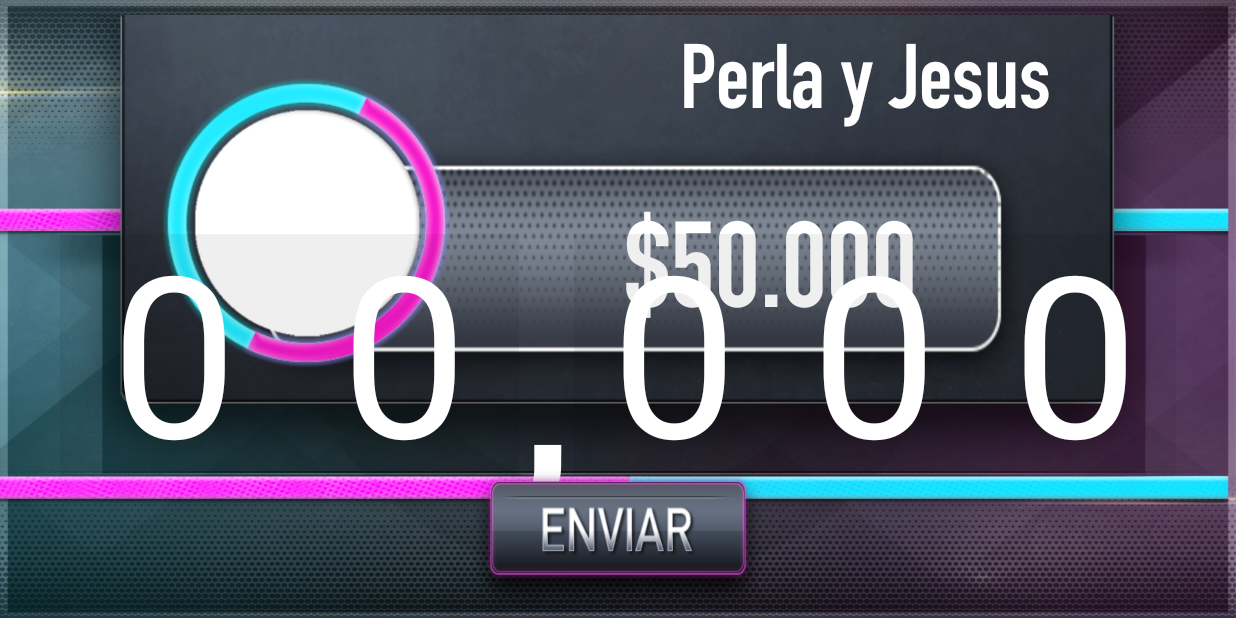
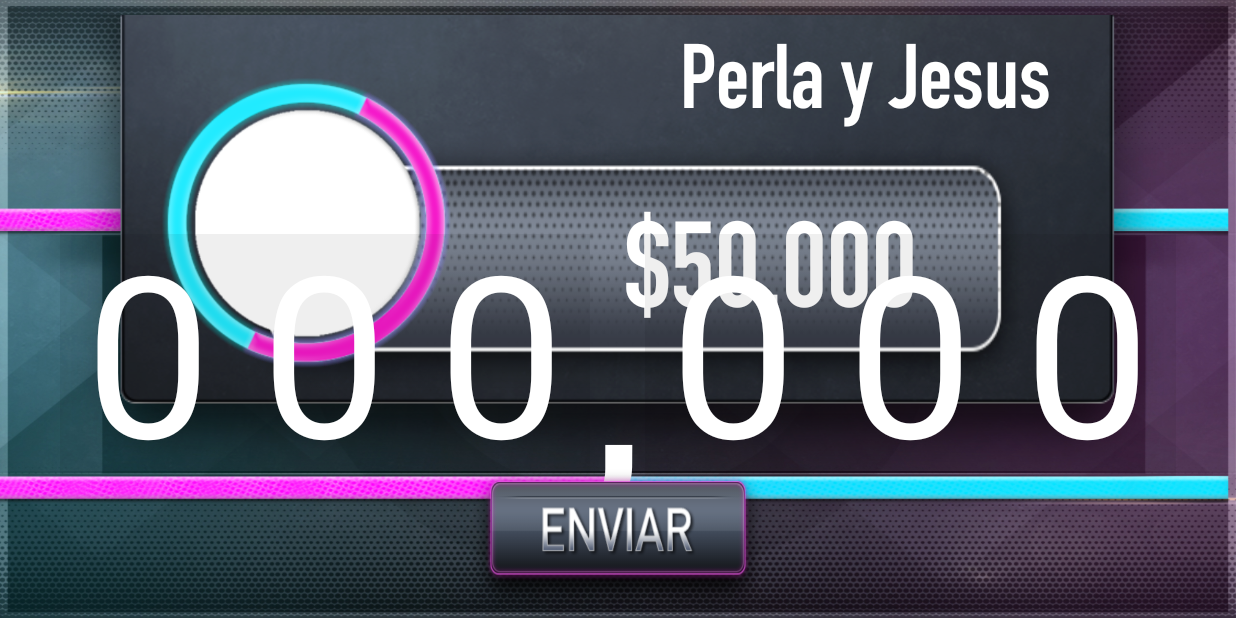
Before and after one commit to jaimelombanag/TabletConcurso, an Android app: the MainActivity screen opened directly, with no data from a screen before it, on a phone screen of 824 x 412 dp (held sideways). Run offline under Robolectric (Android 15) with nearby library versions, the light colour scheme and no system bars.

Commit message:
Nueva imagen 6 digitos

```diff
--- a/TabletConcurso/app/src/main/res/layout/activity_main.xml
+++ b/TabletConcurso/app/src/main/res/layout/activity_main.xml
@@ -77,7 +77,7 @@
 
         <com.tablet.concurso.MeterView
             android:id="@+id/meterView1"
-            style="@style/MeterViewStyleywo"
+            style="@style/MeterViewStyle1"
             android:layout_width="wrap_content"
             android:layout_height="wrap_content"
             android:layout_weight="1"/>
```
